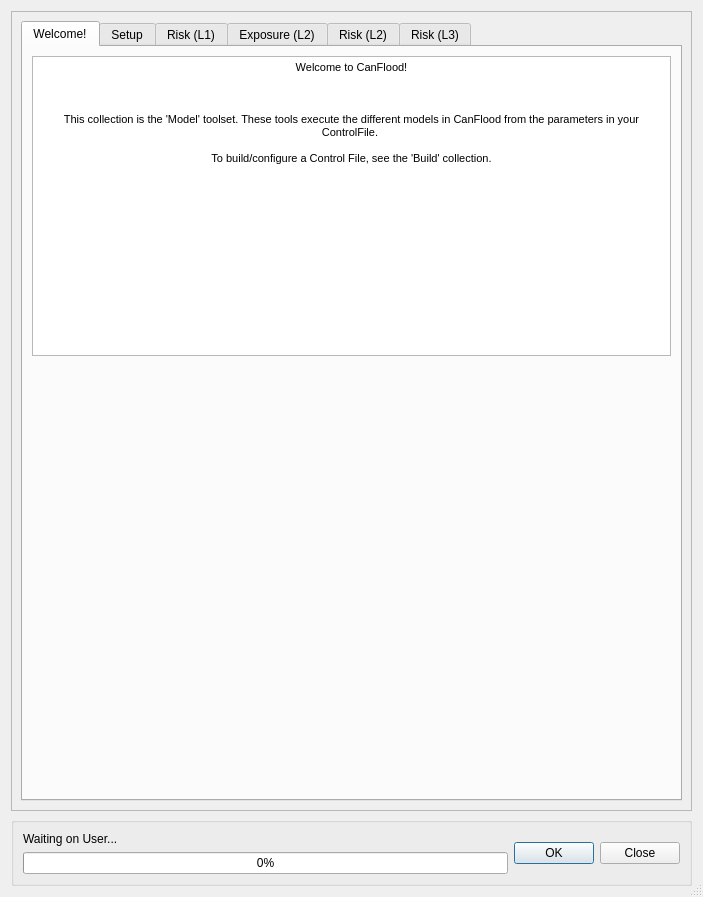
The window that canflood/model/model.ui (NRCan/CanFlood) describes before a commit, drawn with Qt 5.
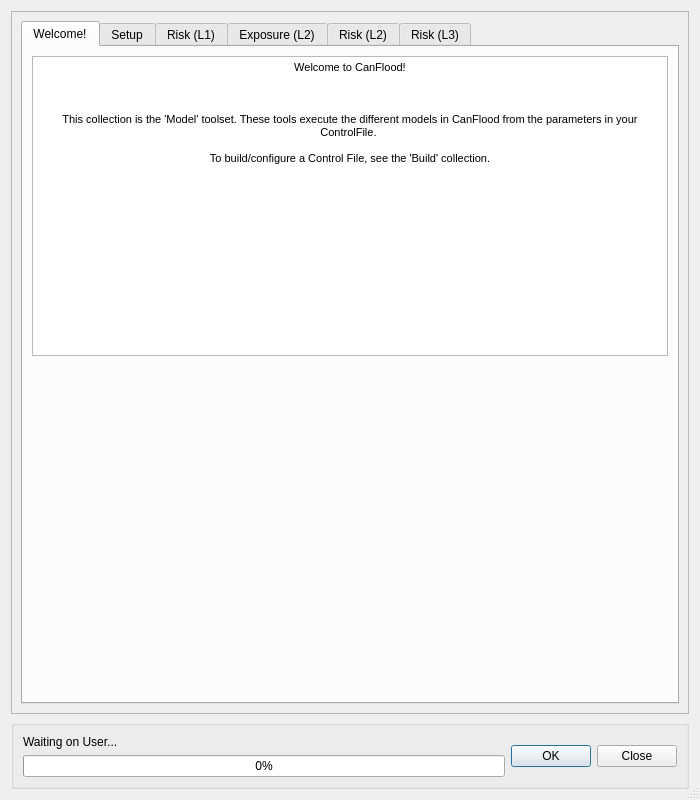
The same window after the commit. Icons and pictures are not drawn. Custom widgets are drawn as their Qt base class.

```diff
--- a/canflood/model/model.ui
+++ b/canflood/model/model.ui
@@ -6,8 +6,8 @@
    <rect>
     <x>0</x>
     <y>0</y>
-    <width>703</width>
-    <height>897</height>
+    <width>700</width>
+    <height>800</height>
    </rect>
   </property>
   <property name="sizePolicy">
@@ -18,14 +18,14 @@
   </property>
   <property name="minimumSize">
    <size>
-    <width>703</width>
+    <width>500</width>
     <height>500</height>
    </size>
   </property>
   <property name="maximumSize">
    <size>
-    <width>703</width>
-    <height>900</height>
+    <width>2000</width>
+    <height>2000</height>
    </size>
   </property>
   <property name="windowTitle">
@@ -45,8 +45,8 @@
        <rect>
         <x>0</x>
         <y>0</y>
-        <width>683</width>
-        <height>809</height>
+        <width>680</width>
+        <height>712</height>
        </rect>
       </property>
       <layout class="QGridLayout" name="gridLayout_5">
```
